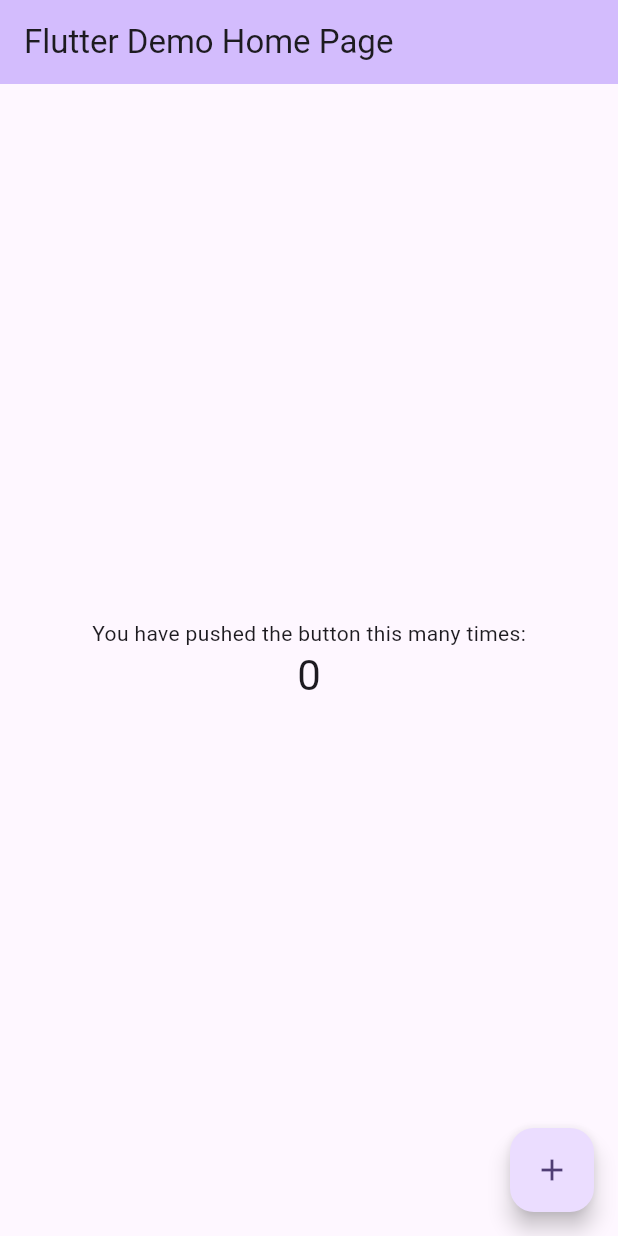
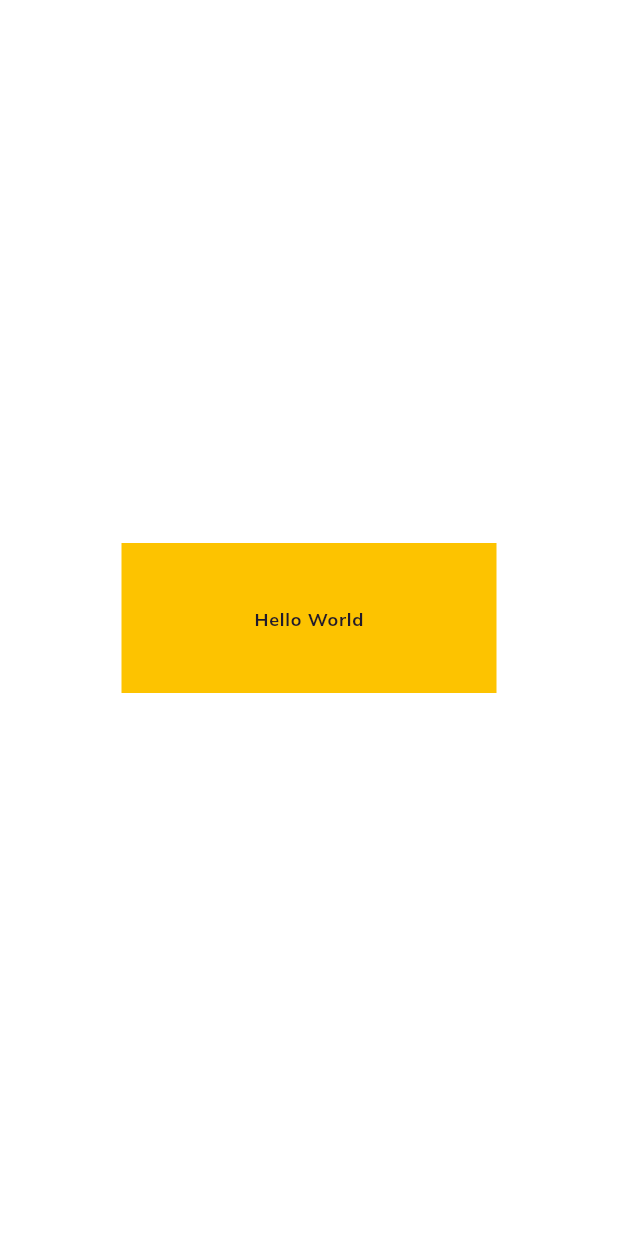
Before and after one commit to Agussusanto1633/agusprojectKBTKoneksiJasa, a Flutter app: the screen it shows after launch, on a phone screen of 412 x 824 dp. Run offline on Flutter 3.47's test engine with Material 3 defaults, Android fonts, the light colour scheme and no system bars; our stand-ins replace flutter_screenutil, google_fonts.

Commit message:
style: [HR] Set Up

```diff
--- a/lib/core/nav/nav.dart
+++ b/lib/core/nav/nav.dart
@@ -17,7 +17,6 @@ class Nav {
     );
   }
 
-
   static void back(BuildContext context, [dynamic result]) {
     if (Navigator.canPop(context)) {
       Navigator.pop(context, result);
--- a/lib/core/theme/app_theme.dart
+++ b/lib/core/theme/app_theme.dart
@@ -6,38 +6,36 @@ import 'color_value.dart';
 
 class AppThemeData {
   static ThemeData getThemeLight() {
-    Color primary90Color = ColorValue.primary90Color;
-    final Map<int, Color> primary90ColorMap = {
-      50: primary90Color,
-      100: primary90Color,
-      200: primary90Color,
-      300: primary90Color,
-      400: primary90Color,
-      500: primary90Color,
-      600: primary90Color,
-      700: primary90Color,
-      800: primary90Color,
-      900: primary90Color,
+    Color primaryColor = ColorValue.primaryColor;
+    final Map<int, Color> primaryColorMap = {
+      50: primaryColor,
+      100: primaryColor,
+      200: primaryColor,
+      300: primaryColor,
+      400: primaryColor,
+      500: primaryColor,
+      600: primaryColor,
+      700: primaryColor,
+      800: primaryColor,
+      900: primaryColor,
     };
     final MaterialColor primaryMaterialColor = MaterialColor(
-      primary90Color.value,
-      primary90ColorMap,
+      primaryColor.value,
+      primaryColorMap,
     );
-
     return ThemeData(
-      primaryColor: primary90Color,
+      primaryColor: primaryColor,
       primarySwatch: primaryMaterialColor,
       brightness: Brightness.light,
       scaffoldBackgroundColor: Colors.white,
-
       appBarTheme: AppBarTheme(
         toolbarHeight: 56.h,
         backgroundColor: Colors.white,
         elevation: 0,
-        titleTextStyle: GoogleFonts.poppins(
+        titleTextStyle: GoogleFonts.mulish(
           fontSize: 16,
           fontWeight: FontWeight.bold,
-          color: ColorValue.netralColor,
+          color: ColorValue.darkColor,
         ),
         shape: RoundedRectangleBorder(
           borderRadius: BorderRadius.vertical(bottom: Radius.circular(10.r)),
@@ -46,15 +44,15 @@ class AppThemeData {
 
       elevatedButtonTheme: ElevatedButtonThemeData(
         style: ElevatedButton.styleFrom(
-          disabledBackgroundColor: ColorValue.primary90Color.withOpacity(0.4),
+          disabledBackgroundColor: ColorValue.primaryColor.withOpacity(0.4),
           disabledForegroundColor: Colors.white,
           foregroundColor: Colors.white,
-          backgroundColor: ColorValue.primary90Color,
+          backgroundColor: ColorValue.primaryColor,
           minimumSize: Size(double.infinity, 50.h),
           shape: RoundedRectangleBorder(
             borderRadius: BorderRadius.circular(8.r),
           ),
-          textStyle: GoogleFonts.poppins(
+          textStyle: GoogleFonts.mulish(
             color: Colors.white,
             fontSize: 12.sp,
             fontWeight: FontWeight.w600,
@@ -62,61 +60,89 @@ class AppThemeData {
         ),
       ),
       textTheme: TextTheme(
-        bodySmall: GoogleFonts.poppins(
+        /// Display Text Style
+        // Regular 28
+        displayLarge: GoogleFonts.mulish(
+          fontSize: 28.sp,
+          fontWeight: FontWeight.w400,
+          color: ColorValue.darkColor,
+        ),
+        // Bold 24
+        displayMedium: GoogleFonts.mulish(
+          fontSize: 24.sp,
+          fontWeight: FontWeight.w700,
+          color: ColorValue.darkColor,
+        ),
+        // Bold 20
+        displaySmall: GoogleFonts.mulish(
+          fontSize: 20.sp,
+          fontWeight: FontWeight.w700,
+          color: ColorValue.darkColor,
+        ),
+        /// Title Text Style
+        // Bold 18
+        titleLarge: GoogleFonts.mulish(
+          fontSize: 18,
+          fontWeight: FontWeight.w700,
+          color: ColorValue.darkColor,
+        ),
+        // Bold 16
+        titleMedium: GoogleFonts.mulish(
+          fontSize: 16,
+          fontWeight: FontWeight.w700,
+          color: ColorValue.darkColor,
+        ),
+        // Bold 14
+        titleSmall: GoogleFonts.mulish(
+          fontSize: 14,
+          fontWeight: FontWeight.w700,
+          color: ColorValue.darkColor,
+        ),
+        /// Body Text Style
+        // Bold 12
+        bodyLarge: GoogleFonts.mulish(
           fontSize: 12,
-          fontWeight: FontWeight.normal,
-          color: ColorValue.netralColor,
+          fontWeight: FontWeight.w700,
+          color: ColorValue.darkColor,
         ),
         // Regular 12
-        bodyMedium: GoogleFonts.poppins(
+        bodyMedium: GoogleFonts.mulish(
           fontSize: 12,
-          fontWeight: FontWeight.w600,
-          color: ColorValue.netralColor,
+          fontWeight: FontWeight.w400,
+          color: ColorValue.darkColor,
         ),
-        // Semi Bold 12
-        bodyLarge: GoogleFonts.poppins(
-          fontSize: 12,
-          fontWeight: FontWeight.bold,
-          color: ColorValue.netralColor,
+        // Regular 10
+        bodySmall: GoogleFonts.mulish(
+          fontSize: 10,
+          fontWeight: FontWeight.w400,
+          color: ColorValue.darkColor,
         ),
-        // Bold 12
-        labelLarge: GoogleFonts.poppins(
-          fontSize: 14,
-          fontWeight: FontWeight.bold,
-          color: Colors.white,
-        ),
-        // Bold 14 (Button Text)
-        titleMedium: GoogleFonts.poppins(
-          fontSize: 16,
-          fontWeight: FontWeight.bold,
-          color: ColorValue.netralColor,
-        ), // Bold 16 (Subtitle 2)
       ),
       inputDecorationTheme: InputDecorationTheme(
         enabledBorder: OutlineInputBorder(
-          borderSide: BorderSide(color: ColorValue.primary20Color),
+          borderSide: BorderSide(color: ColorValue.primaryColor),
           borderRadius: BorderRadius.circular(8.r),
         ),
         focusedBorder: OutlineInputBorder(
-          borderSide: BorderSide(color: ColorValue.primary20Color),
+          borderSide: BorderSide(color: ColorValue.primaryColor),
           borderRadius: BorderRadius.circular(8.r),
         ),
         disabledBorder: OutlineInputBorder(
-          borderSide: BorderSide(color: ColorValue.primary20Color),
+          borderSide: BorderSide(color: ColorValue.primaryColor),
           borderRadius: BorderRadius.circular(8.r),
         ),
         border: OutlineInputBorder(
-          borderSide: BorderSide(color: ColorValue.primary20Color),
+          borderSide: BorderSide(color: ColorValue.primaryColor),
           borderRadius: BorderRadius.circular(8.r),
         ),
         errorBorder: OutlineInputBorder(
-          borderSide: BorderSide(color: ColorValue.primary20Color),
+          borderSide: BorderSide(color: ColorValue.primaryColor),
           borderRadius: BorderRadius.circular(8.r),
         ),
-        activeIndicatorBorder: BorderSide(color: ColorValue.primary20Color),
-        outlineBorder: BorderSide(color: ColorValue.primary20Color),
+        activeIndicatorBorder: BorderSide(color: ColorValue.primaryColor),
+        outlineBorder: BorderSide(color: ColorValue.primaryColor),
         focusedErrorBorder: OutlineInputBorder(
-          borderSide: BorderSide(color: ColorValue.primary20Color),
+          borderSide: BorderSide(color: ColorValue.primaryColor),
           borderRadius: BorderRadius.circular(8.r),
         ),
       ),
--- a/lib/core/theme/color_value.dart
+++ b/lib/core/theme/color_value.dart
@@ -1,17 +1,11 @@
 import 'package:flutter/material.dart';
 
 class ColorValue {
-  static const Color primary90Color = Color(0XFF024CAA);
-  static Color primary20Color = Color(0xFF024CAA).withOpacity(0.2);
-  static const Color secondary90Color = Color(0XFFEC8305);
-  static Color secondary60Color = Color(0XFFEC8305).withOpacity(0.6);
-  static const Color secondary20Color = Color(0XFFFFF9EB);
-  static const Color netralColor = Color(0XFF333333);
-  static const Color redColor = Color(0XFFE91919);
-  static const Color greenHueColor = Color(0XFF35A000);
-  static const Color greenTintColor = Color(0XFFD7FFC3);
-  static Color bgNavColor = Color(0XFFD8D8D8).withOpacity(0.4);
-  static Color greyColor = Color(0XFF929292);
-
-  static const Color alertColor = Color(0XFFFFC107);
+  static const Color primaryColor = Color(0XFFFDC300);
+  static const Color orangeColor = Color(0XFFFD8900);
+  static const Color blueLinkColor = Color(0XFF0C3EEE);
+  static const Color darkColor = Color(0XFF211A2C);
+  static const Color dark2Color = Color(0XFF28293F);
+  static const Color grayColor = Color(0XFFDFDFDF);
+  static const Color bgFrameColor = Color(0XFFF5F5F5);
 }
--- /dev/null
+++ b/lib/home_dummy.dart
@@ -0,0 +1,27 @@
+import 'package:flutter/material.dart';
+import 'package:servista/core/theme/color_value.dart';
+
+class HomeDummy extends StatefulWidget {
+  const HomeDummy({super.key});
+
+  @override
+  State<HomeDummy> createState() => _HomeDummyState();
+}
+
+class _HomeDummyState extends State<HomeDummy> {
+  @override
+  Widget build(BuildContext context) {
+    final textTheme = Theme.of(context).textTheme;
+
+    return Scaffold(
+      body: Center(
+        child: Container(
+          height: 100,
+          width: 250,
+          color: ColorValue.primaryColor,
+          child: Center(child: Text("Hello World", style: textTheme.bodyLarge)),
+        ),
+      ),
+    );
+  }
+}
--- a/lib/main.dart
+++ b/lib/main.dart
@@ -1,122 +1,35 @@
 import 'package:flutter/material.dart';
+import 'package:flutter_screenutil/flutter_screenutil.dart';
+import 'package:servista/home_dummy.dart';
+
+import 'core/theme/app_style.dart';
+import 'core/theme/app_theme.dart';
 
 void main() {
+  WidgetsFlutterBinding.ensureInitialized();
+
+  deviceOrientation();
+  statusBarDarkStyle();
+
   runApp(const MyApp());
 }
 
 class MyApp extends StatelessWidget {
   const MyApp({super.key});
 
-  // This widget is the root of your application.
   @override
   Widget build(BuildContext context) {
-    return MaterialApp(
-      title: 'Flutter Demo',
-      theme: ThemeData(
-        // This is the theme of your application.
-        //
-        // TRY THIS: Try running your application with "flutter run". You'll see
-        // the application has a purple toolbar. Then, without quitting the app,
-        // try changing the seedColor in the colorScheme below to Colors.green
-        // and then invoke "hot reload" (save your changes or press the "hot
-        // reload" button in a Flutter-supported IDE, or press "r" if you used
-        // the command line to start the app).
-        //
-        // Notice that the counter didn't reset back to zero; the application
-        // state is not lost during the reload. To reset the state, use hot
-        // restart instead.
-        //
-        // This works for code too, not just values: Most code changes can be
-        // tested with just a hot reload.
-        colorScheme: ColorScheme.fromSeed(seedColor: Colors.deepPurple),
-      ),
-      home: const MyHomePage(title: 'Flutter Demo Home Page'),
-    );
-  }
+    return ScreenUtilInit(
+      designSize: const Size(375, 812),
+      minTextAdapt: true,
+      builder: (_, child) {
+        return MaterialApp(
+          title: 'Servista',
+          debugShowCheckedModeBanner: false,
+          theme: AppThemeData.getThemeLight(),
+          home: child,
+        );
+      },
+      child: const HomeDummy(),
+    );  }
 }
-
-class MyHomePage extends StatefulWidget {
-  const MyHomePage({super.key, required this.title});
-
-  // This widget is the home page of your application. It is stateful, meaning
-  // that it has a State object (defined below) that contains fields that affect
-  // how it looks.
-
-  // This class is the configuration for the state. It holds the values (in this
-  // case the title) provided by the parent (in this case the App widget) and
-  // used by the build method of the State. Fields in a Widget subclass are
-  // always marked "final".
-
-  final String title;
-
-  @override
-  State<MyHomePage> createState() => _MyHomePageState();
-}
-
-class _MyHomePageState extends State<MyHomePage> {
-  int _counter = 0;
-
-  void _incrementCounter() {
-    setState(() {
-      // This call to setState tells the Flutter framework that something has
-      // changed in this State, which causes it to rerun the build method below
-      // so that the display can reflect the updated values. If we changed
-      // _counter without calling setState(), then the build method would not be
-      // called again, and so nothing would appear to happen.
-      _counter++;
-    });
-  }
-
-  @override
-  Widget build(BuildContext context) {
-    // This method is rerun every time setState is called, for instance as done
-    // by the _incrementCounter method above.
-    //
-    // The Flutter framework has been optimized to make rerunning build methods
-    // fast, so that you can just rebuild anything that needs updating rather
-    // than having to individually change instances of widgets.
-    return Scaffold(
-      appBar: AppBar(
-        // TRY THIS: Try changing the color here to a specific color (to
-        // Colors.amber, perhaps?) and trigger a hot reload to see the AppBar
-        // change color while the other colors stay the same.
-        backgroundColor: Theme.of(context).colorScheme.inversePrimary,
-        // Here we take the value from the MyHomePage object that was created by
-        // the App.build method, and use it to set our appbar title.
-        title: Text(widget.title),
-      ),
-      body: Center(
-        // Center is a layout widget. It takes a single child and positions it
-        // in the middle of the parent.
-        child: Column(
-          // Column is also a layout widget. It takes a list of children and
-          // arranges them vertically. By default, it sizes itself to fit its
-          // children horizontally, and tries to be as tall as its parent.
-          //
-          // Column has various properties to control how it sizes itself and
-          // how it positions its children. Here we use mainAxisAlignment to
-          // center the children vertically; the main axis here is the vertical
-          // axis because Columns are vertical (the cross axis would be
-          // horizontal).
-          //
-          // TRY THIS: Invoke "debug painting" (choose the "Toggle Debug Paint"
-          // action in the IDE, or press "p" in the console), to see the
-          // wireframe for each widget.
-          mainAxisAlignment: MainAxisAlignment.center,
-          children: <Widget>[
-            const Text('You have pushed the button this many times:'),
-            Text(
-              '$_counter',
-              style: Theme.of(context).textTheme.headlineMedium,
-            ),
-          ],
-        ),
-      ),
-      floatingActionButton: FloatingActionButton(
-        onPressed: _incrementCounter,
-        tooltip: 'Increment',
-        child: const Icon(Icons.add),
-      ), // This trailing comma makes auto-formatting nicer for build methods.
-    );
-  }
-}
```
Also changed, not shown: lib/core/theme/app_style.dart (added, +34 -0 lines), pubspec.lock.
